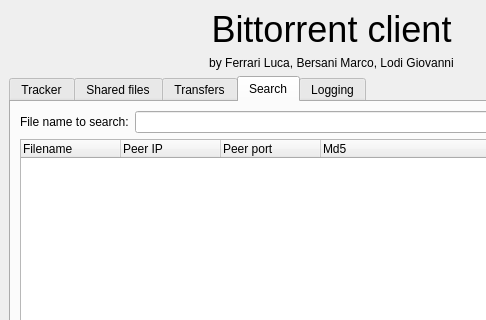
B3rs/P2P, file bittorrent/teamGML/ui/qt/designer/mainwindow.ui: the form before one commit; both pictures show x 0 to 486 and y 0 to 320 of the 663 by 527 pixel window.
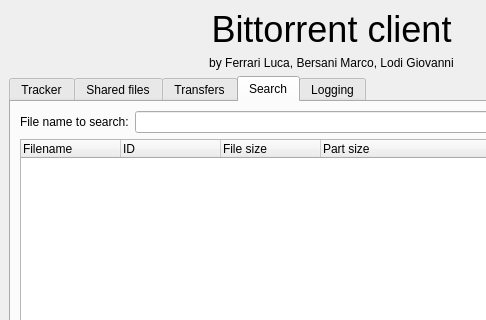
The form after the commit. The open tabs and pages were chosen to show the change.

```diff
--- a/bittorrent/teamGML/ui/qt/designer/mainwindow.ui
+++ b/bittorrent/teamGML/ui/qt/designer/mainwindow.ui
@@ -407,17 +407,17 @@
           </column>
           <column>
            <property name="text">
-            <string>Peer IP</string>
+            <string>ID</string>
            </property>
           </column>
           <column>
            <property name="text">
-            <string>Peer port</string>
+            <string>File size</string>
            </property>
           </column>
           <column>
            <property name="text">
-            <string>Md5</string>
+            <string>Part size</string>
            </property>
           </column>
          </widget>
```
Left out of the diff: 2 changed lines with no effect on the pictures.
